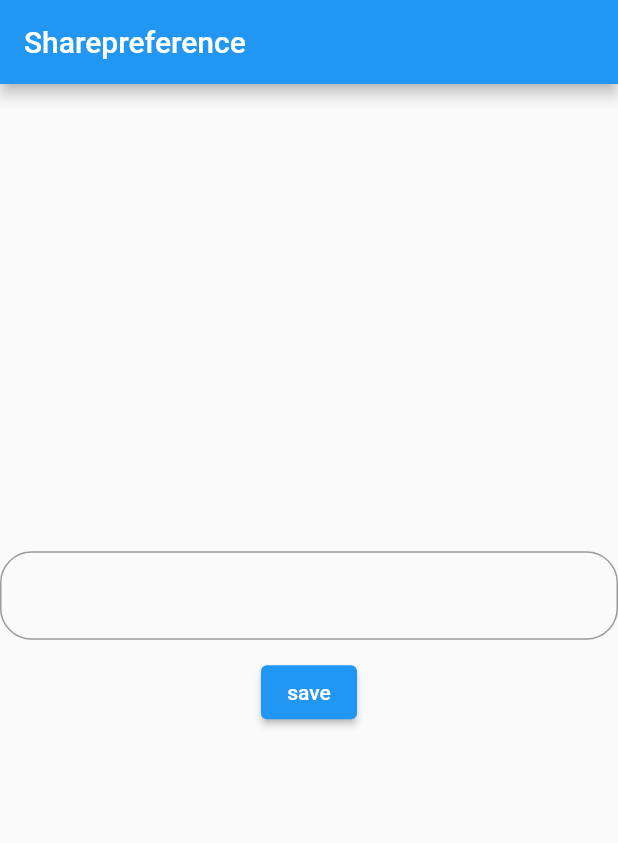
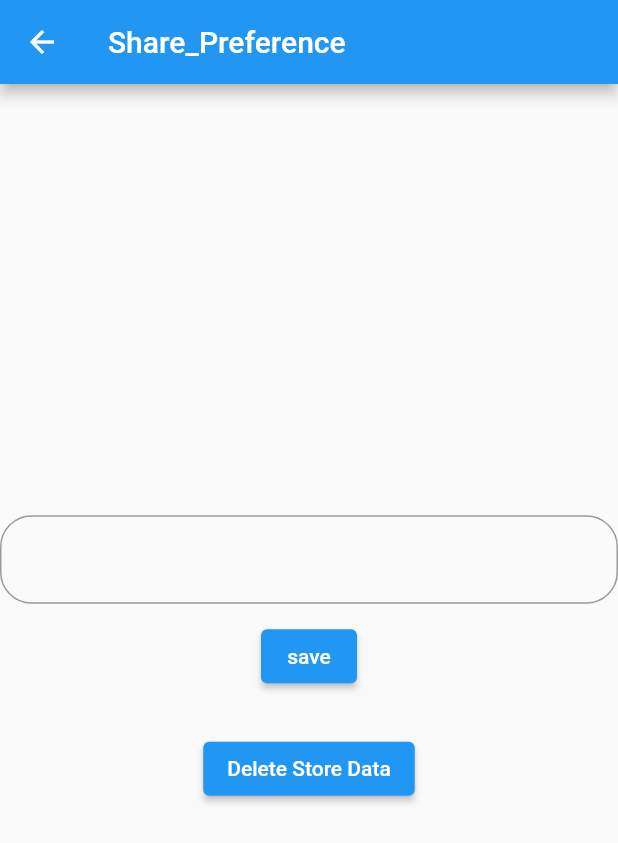
Before and after one commit to panchaniurvisha/my_new_app, a Flutter app: the SharePreference screen opened directly, on a phone screen of 412 x 824 dp. Shown: the top 843 px of the screen. Run offline on Flutter 3.47's test engine with Material 2 defaults, Android fonts, the phone set to English and light mode, and no system bars; our stand-ins replace fluttertoast, image_picker, shared_preferences, video_player; accounts and stored records are empty.

Commit message:
"10/5/2023"

```diff
--- a/lib/main.dart
+++ b/lib/main.dart
@@ -1,5 +1,5 @@
 import 'package:flutter/material.dart';
-import 'package:my_app/share_preferences.dart';
+import 'package:my_app/splashScreen.dart';
 
 void main() {
   runApp(const MyApp());
@@ -15,6 +15,6 @@ class MyApp extends StatelessWidget {
             //fontFamily: ''Dancing Script',
             primarySwatch: Colors.blue),
         debugShowCheckedModeBanner: false,
-        home: const SharePreference());
+        home: const SplashScreen());
   }
 }
--- a/lib/share_preferences.dart
+++ b/lib/share_preferences.dart
@@ -23,7 +23,7 @@ class _SharePreferenceState extends State<SharePreference> {
   Widget build(BuildContext context) {
     return Scaffold(
       appBar: AppBar(
-        title: const Text("Sharepreference"),
+        title: const Text("Share_Preference"),
       ),
       body: Column(
         mainAxisAlignment: MainAxisAlignment.center,
@@ -50,6 +50,13 @@ class _SharePreferenceState extends State<SharePreference> {
             height: 11,
           ),
           Text(nameValue),
+          ElevatedButton(
+              onPressed: () async {
+                var prefers = await SharedPreferences.getInstance();
+                prefers.clear();
+                //prefers.remove(keyName);
+              },
+              child: const Text("Delete Store Data")),
         ],
       ),
     );
```
Also changed, not shown: lib/splashScreen.dart (added, +42 -0 lines).
